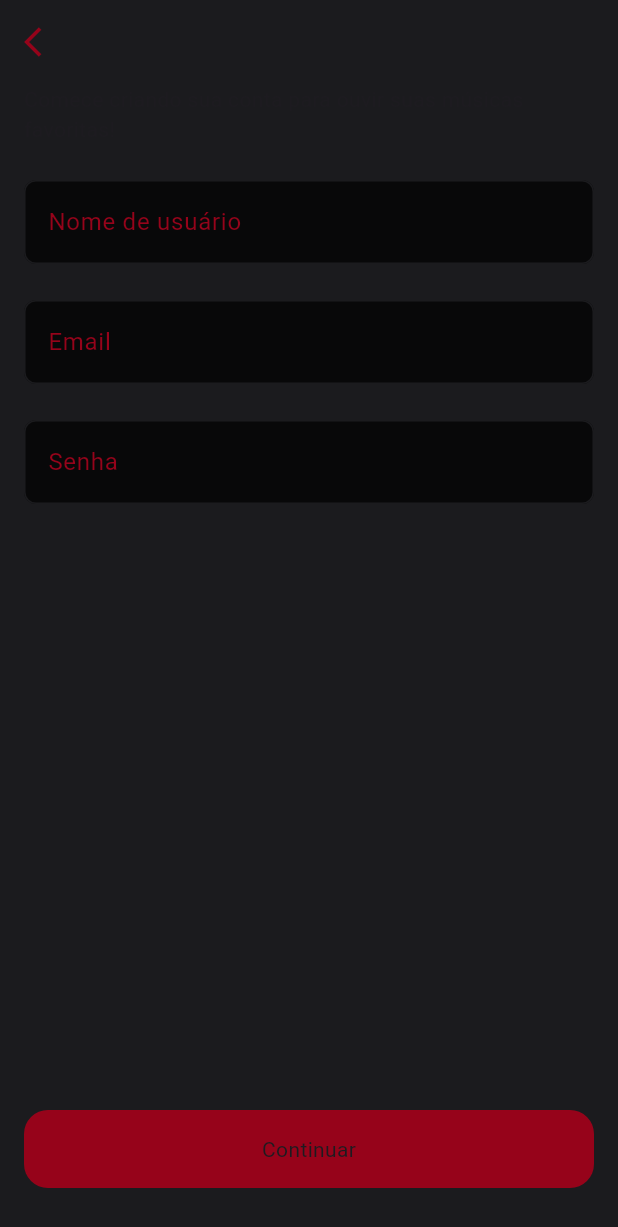
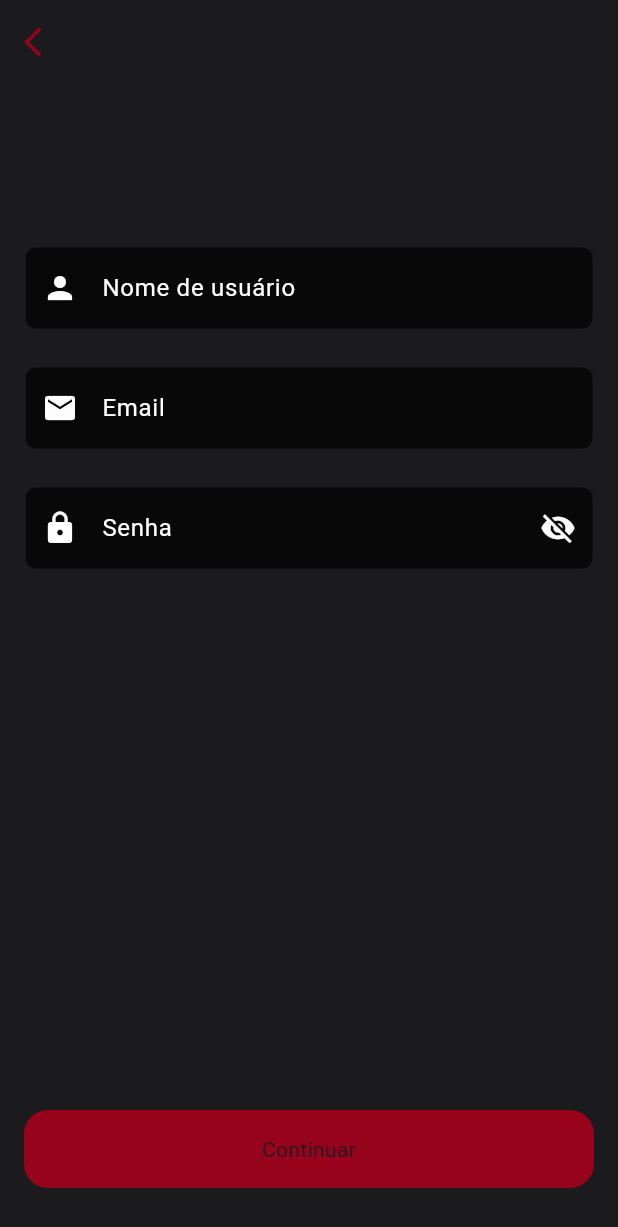
Before and after one commit to Matheus-Silva02/spotergs, a Flutter app: the screen it shows after launch, on a phone screen of 412 x 824 dp. Shown: the top 1227 px of the screen. Run offline on Flutter 3.47's test engine with Material 3 defaults, Android fonts, the phone set to English and light mode, and no system bars; our stand-ins replace freezed_annotation, get, package_info_plus.

Commit message:
feat: Implement user registration functionality
- Added RegisterRepository to handle API requests for user registration.
- Created RegisterModel to represent user data for registration.
- Updated RegisterController to manage user input and registration logic.
- Enhanced RegisterPage with custom text fields for user input.
- Integrated registration functionality into the UI with a button to trigger registration.
- Added base URL for backend in consts.dart for easier configuration.
- Updated dependency injection in RegisterBinding to provide the repository.
- Introduced RegisterTextField widget for reusable input fields.
- Updated pubspec.yaml to include necessary dependencies for HTTP requests and code generation.

```diff
--- a/lib/app/core/consts.dart
+++ b/lib/app/core/consts.dart
@@ -2,4 +2,5 @@ abstract class Consts {
   static const String appName = 'Spotergs';
   static const String appVersion = '1.0.0';
   static const String packageName = 'com.example.spotergs';
+  static const String baseUrlBackend = 'localhost:3000';
 }
--- a/lib/app/modules/register/bindings/register_binding.dart
+++ b/lib/app/modules/register/bindings/register_binding.dart
@@ -4,6 +4,6 @@ import 'package:spotergs/app/modules/register/controllers/register_controller.da
 class RegisterBinding implements Bindings{
   @override
   void dependencies() {
-   Get.put<RegisterController>(RegisterController());
+   Get.put<RegisterController>(RegisterController(repository: Get.find()));
   }
 }
--- a/lib/app/modules/register/controllers/register_controller.dart
+++ b/lib/app/modules/register/controllers/register_controller.dart
@@ -1,6 +1,19 @@
 import 'package:get/get.dart';
+import 'package:spotergs/app/modules/register/repositories/register_repository.dart';
 
 class RegisterController extends GetxController{
+  RegisterRepository repository;
+
+  RegisterController({required this.repository});
+
+  RxString userName = ''.obs;
+  RxString email = ''.obs;
+  RxString password = ''.obs;
+ Future<void> registerUser() async{
+
+  var response = await repository.registerUser(userName.value, password.value, email.value);
+  print(response);
+ }
 
 
 
--- /dev/null
+++ b/lib/app/modules/register/models/register_model.dart
@@ -0,0 +1,18 @@
+import 'package:freezed_annotation/freezed_annotation.dart';
+
+part 'register_model.freezed.dart';
+part 'register_model.g.dart';
+
+@freezed
+class RegisterModel with _$RegisterModel {
+
+  factory RegisterModel(
+    {
+      required String userName,
+      required String password,
+      required String email,
+    }
+  ) = _RegisterModel;
+
+  factory RegisterModel.fromJson(Map<String, dynamic> json) => _$RegisterModelFromJson(json);
+}
--- a/lib/app/modules/register/pages/register_page.dart
+++ b/lib/app/modules/register/pages/register_page.dart
@@ -1,9 +1,9 @@
 import 'package:flutter/material.dart';
-import 'package:flutter/src/widgets/framework.dart';
 import 'package:get/get.dart';
 import 'package:spotergs/app/core/theme/overrides/app_colors.dart';
 import 'package:spotergs/app/core/theme/overrides/app_text_styles';
 import 'package:spotergs/app/modules/register/controllers/register_controller.dart';
+import 'package:spotergs/app/modules/register/widgets/register_text_field.dart';
 import 'package:spotergs/app/widgets/custom_buttom.dart';
 
 class RegisterPage extends GetView<RegisterController>
@@ -27,48 +27,41 @@ class RegisterPage extends GetView<RegisterController>
           padding: const EdgeInsets.symmetric(horizontal: 16),
           child: Column(
             spacing: 24,
-            children: [Text('Comece criando sua conta para ouvir suas músicas favoritas!', style: AppTextStyles.headLineSmall.copyWith(color: AppColors.primary),),
-              TextFormField(
-
-                decoration:InputDecoration(
-                enabledBorder: OutlineInputBorder(
-                  borderSide: BorderSide(color: AppColors.secondary),
-                  borderRadius: BorderRadius.circular(8),
-
-                ),
-                  fillColor: AppColors.secondary.shade900,
-                  labelText: 'Nome de usuário',
-                  labelStyle: TextStyle(color: AppColors.primary)
-                ),
+            children: [
+              Text('Ola! Como vai?',style: AppTextStyles.titleLarge.copyWith(color: AppColors.neutral.shade100),),
+              Text('Comece criando sua conta para ouvir suas músicas favoritas!', style: AppTextStyles.secondaryHeadlineSmall.copyWith(color: AppColors.neutral.shade100),),
+              RegisterTextField(
+                onValueChanged: (value) =>
+                {controller.userName.value = value},
+                label: 'Nome de usuário',
+                prefixIcon: Icon(Icons.person, color: AppColors.neutral.shade100),
               ),
-              TextFormField(
-                decoration: InputDecoration(
-                   enabledBorder: OutlineInputBorder(
-                  borderSide: BorderSide(color: AppColors.secondary),
-                  borderRadius: BorderRadius.circular(8),
-
-                ),
-                   fillColor: AppColors.secondary.shade900,
-                  labelText: 'Email',
-                  labelStyle: TextStyle(color: AppColors.primary)
-                ),
+              RegisterTextField(
+                label: 'Email',
+                onValueChanged: (value) => {
+                  controller.email.value = value,
+                },
+                keyboardType: TextInputType.emailAddress,
+                prefixIcon: Icon(Icons.email, color: AppColors.neutral.shade100),
               ),
-              TextFormField(decoration: InputDecoration(
-                 enabledBorder: OutlineInputBorder(
-                  borderSide: BorderSide(color: AppColors.secondary),
-                  borderRadius: BorderRadius.circular(8),
-
-                ),
-                  labelText: 'Senha',
-                  labelStyle: TextStyle(color: AppColors.primary),
-                     fillColor: AppColors.secondary.shade900,
-                ),),
+              RegisterTextField(
+                label: 'Senha',
+                onValueChanged: (value) =>
+                {
+                  controller.password.value = value
+                },
+                textValue: controller.password.value,
+                obscureText: true,
+                prefixIcon: Icon(Icons.lock, color: AppColors.neutral.shade100),
+              ),
               Spacer(),
               Padding(
                 padding: const EdgeInsets.only(bottom: 32),
                 child: CustomButtom(
+                  function: controller.registerUser,
                   backgroundColor: AppColors.primary,
-                  textStyle: AppTextStyles.bodyMedium.copyWith(color: AppColors.neutral.shade200),
+                  textStyle: AppTextStyles.titleMedium.copyWith(color: AppColors.neutral.shade200),
+
                 ),
               ),
             ],
--- /dev/null
+++ b/lib/app/modules/register/repositories/register_repository.dart
@@ -0,0 +1,22 @@
+import 'dart:convert';
+
+import 'package:http/http.dart' as http;
+import 'package:spotergs/app/core/consts.dart';
+import 'package:spotergs/app/modules/register/models/register_model.dart';
+
+class RegisterRepository {
+
+Future<http.Response> registerUser(String userName, String password, String email) async{
+  final uri = Uri.parse('${Consts.baseUrlBackend}/api/Auth/register');
+  RegisterModel registerModel = RegisterModel(userName: userName, password: password, email: email,);
+  try {
+     var response = await http.post(uri,body: registerModel);
+
+  return response;
+  } catch (e) {
+      return http.Response(jsonEncode({'error': e.toString()}), 500, headers: {'Content-Type':'application/json'});
+  }
+
+}
+
+}
--- /dev/null
+++ b/lib/app/modules/register/widgets/register_text_field.dart
@@ -0,0 +1,85 @@
+import 'package:flutter/material.dart';
+import 'package:spotergs/app/core/theme/overrides/app_colors.dart';
+
+class RegisterTextField extends StatefulWidget {
+  final TextEditingController? controller;
+  final String label;
+  final bool obscureText;
+  final TextInputType? keyboardType;
+  final String? Function(String?)? validator;
+  final Widget? prefixIcon;
+  final Widget? suffixIcon;
+  final bool enableVisibilityToggle;
+  final Color? textColor;
+  final Color? cursorColor;
+  final String? textValue;
+  final ValueChanged<String>? onValueChanged;
+
+  const RegisterTextField({
+    super.key,
+    this.controller,
+    required this.label,
+    this.obscureText = false,
+    this.keyboardType,
+    this.validator,
+    this.prefixIcon,
+    this.suffixIcon,
+    this.enableVisibilityToggle = true,
+    this.textColor,
+    this.cursorColor,
+    this.textValue,
+    this.onValueChanged,
+  });
+
+  @override
+  State<RegisterTextField> createState() => _RegisterTextFieldState();
+}
+
+class _RegisterTextFieldState extends State<RegisterTextField> {
+  late bool _obscure;
+
+  @override
+  void initState() {
+    super.initState();
+    _obscure = widget.obscureText;
+  }
+
+  void _toggleObscure() {
+    setState(() => _obscure = !_obscure);
+  }
+
+  @override
+  Widget build(BuildContext context) {
+    final effectiveSuffix = widget.suffixIcon ??
+        (widget.obscureText && widget.enableVisibilityToggle
+            ? IconButton(
+                onPressed: _toggleObscure,
+                icon: Icon(_obscure ? Icons.visibility_off : Icons.visibility,
+                    color: widget.textColor ?? AppColors.neutral.shade100),
+              )
+            : null);
+
+    return TextFormField(
+      controller: widget.controller,
+      obscureText: _obscure,
+      onChanged: (value) {
+        widget.onValueChanged?.call(value);
+      },
+      keyboardType: widget.keyboardType,
+      validator: widget.validator,
+      style: TextStyle(color: widget.textColor ?? AppColors.neutral.shade100),
+      cursorColor: widget.cursorColor ?? AppColors.primary,
+      decoration: InputDecoration(
+        enabledBorder: OutlineInputBorder(
+          borderSide: BorderSide(color: AppColors.secondary),
+          borderRadius: BorderRadius.circular(8),
+        ),
+        fillColor: AppColors.secondary.shade900,
+        labelText: widget.label,
+        labelStyle: TextStyle(color: AppColors.neutral.shade100),
+        prefixIcon: widget.prefixIcon,
+        suffixIcon: effectiveSuffix,
+      ),
+    );
+  }
+}
--- a/lib/app/widgets/custom_buttom.dart
+++ b/lib/app/widgets/custom_buttom.dart
@@ -6,12 +6,15 @@ class CustomButtom extends StatelessWidget{
   final Color? backgroundColor;
   final String? text;
   final TextStyle? textStyle;
+  final VoidCallback? function;
 
-  const CustomButtom({super.key, this.backgroundColor = AppColors.secondary, this.text = 'Continuar', this.textStyle,});
+
+  const CustomButtom({super.key, this.backgroundColor = AppColors.secondary, this.text = 'Continuar', this.textStyle, this.function,});
 
   @override
   Widget build(BuildContext context) {
     return InkWell(
+      onTap: function,
       splashColor: AppColors.secondary,
       child: Container(
           width: double.infinity,
--- a/lib/initializer.dart
+++ b/lib/initializer.dart
@@ -1,10 +1,14 @@
 import 'package:flutter/material.dart';
 import 'package:get/instance_manager.dart';
 import 'package:package_info_plus/package_info_plus.dart';
+import 'package:spotergs/app/modules/register/repositories/register_repository.dart';
 
 class Initializer {
   static Future<void> init() async {
     WidgetsFlutterBinding.ensureInitialized();
+
+    // Inicializar repositórios
+    Get.put<RegisterRepository>(RegisterRepository());
 
     // Aqui você pode adicionar suas inicializações de dependências
     // Exemplo usando Get.put():
--- a/lib/routes/app_pages.dart
+++ b/lib/routes/app_pages.dart
@@ -1,4 +1,5 @@
 import 'package:get/get.dart';
+import 'package:spotergs/app/modules/register/bindings/register_binding.dart';
 import 'package:spotergs/app/modules/register/pages/register_page.dart';
 
 import '../app/modules/splash/bindings/splash_binding.dart';
@@ -12,7 +13,9 @@ class AppPages {
       page: () => const SplashScreenPage(),
       binding: SplashBinding(),
     ),
-   GetPage(name: AppRoutes.register,page: () => const RegisterPage(),
-      binding: SplashBinding(),)
+   GetPage(
+    name: AppRoutes.register,
+    page: () => const RegisterPage(),
+      binding: RegisterBinding(),)
   ];
 }
```
Also changed, not shown: pubspec.yaml (+10 -0 lines), lib/app/modules/register/models/register_model.freezed.dart (added), lib/app/modules/register/models/register_model.g.dart (added), pubspec.lock.
